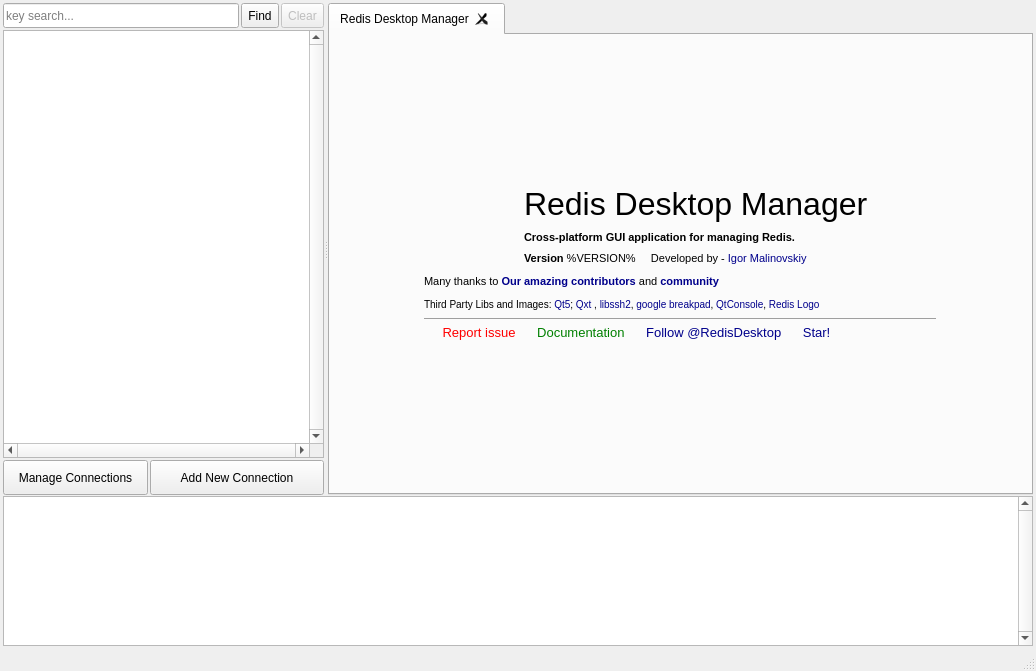
The window that redis-desktop-manager/forms/demo.ui (RedisInsight/RedisDesktopManager) describes before a commit, drawn with Qt 5.
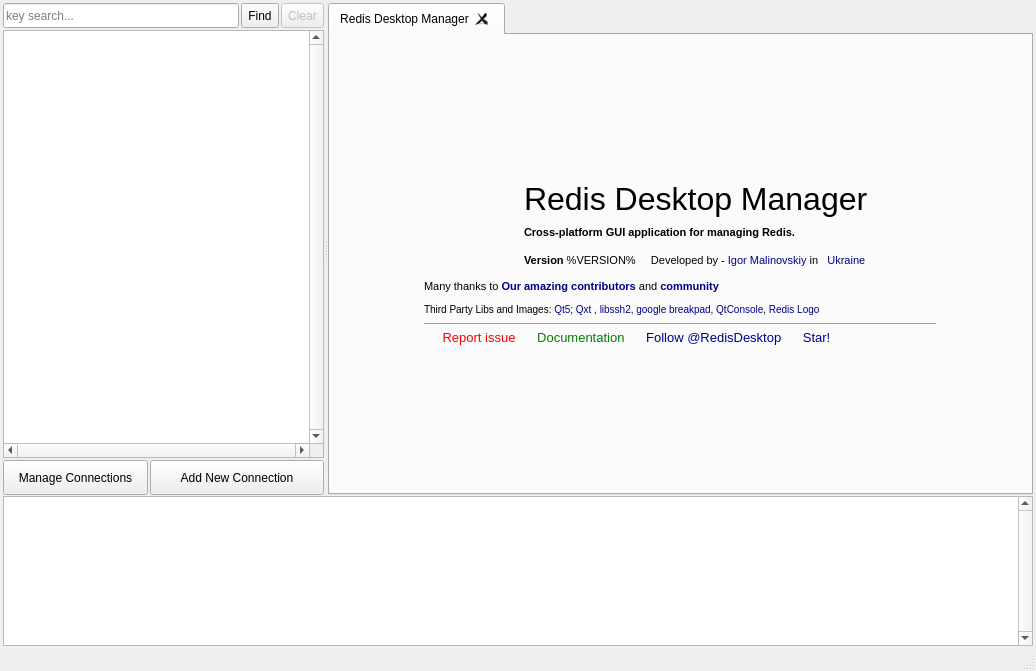
The same window after the commit. Icons and pictures are not drawn. Custom widgets are drawn as their Qt base class.

Patch:
```diff
--- a/redis-desktop-manager/forms/demo.ui
+++ b/redis-desktop-manager/forms/demo.ui
@@ -522,7 +522,7 @@
                 <string>&lt;html&gt;&lt;head/&gt;
 
 &lt;style&gt;a {color: darkblue; text-decoration: none}&lt;/style&gt;
-&lt;body style=&quot;width:100%;&quot;&gt;&lt;div style=&quot;font-size:20pt; padding-top:10px;&quot;&gt;&lt;img style=&quot;float:left;&quot; src=&quot;:/images/logo.png&quot;/&gt;&lt;div style=&quot; font-size:24pt; margin-left: 100px; margin-top:2px; display: inline-block; padding-left:50px;&quot;&gt;Redis Desktop Manager&lt;/div&gt;&lt;div style=&quot;margin-left: 100px; display: inline-block; padding-left:53px; font-size: 11px; line-height: 21px&quot;&gt;&lt;b&gt;Cross-platform GUI application for managing Redis.&lt;/b&gt; &lt;br /&gt;&lt;b&gt;Version&lt;/b&gt; %VERSION% &amp;nbsp;&amp;nbsp;&amp;nbsp; Developed by - &lt;a href=&quot;http://glide.name/?rdm&quot;&gt;Igor Malinovskiy&lt;/a&gt; &lt;/div&gt;
+&lt;body style=&quot;width:100%;&quot;&gt;&lt;div style=&quot;font-size:20pt; padding-top:10px;&quot;&gt;&lt;img style=&quot;float:left;&quot; src=&quot;:/images/logo.png&quot;/&gt;&lt;div style=&quot; font-size:24pt; margin-left: 100px; margin-top:2px; display: inline-block; padding-left:50px;&quot;&gt;Redis Desktop Manager&lt;/div&gt;&lt;div style=&quot;margin-left: 100px; display: inline-block; padding-left:53px; font-size: 11px; line-height: 21px&quot;&gt;&lt;b&gt;Cross-platform GUI application for managing Redis.&lt;/b&gt; &lt;br /&gt;&lt;b&gt;Version&lt;/b&gt; %VERSION% &amp;nbsp;&amp;nbsp;&amp;nbsp; Developed by - &lt;a href=&quot;http://careers.stackoverflow.com/igor.malinovskiy&quot;&gt;Igor Malinovskiy&lt;/a&gt; in &lt;a href=&quot;http://en.wikipedia.org/wiki/Ukraine&quot;&gt;&amp;nbsp;&lt;img src=&quot;:/images/ua.png&quot; /&gt;&amp;nbsp;Ukraine&lt;/a&gt;&lt;/div&gt;
 
 &lt;div style=&quot;font-size: 11px; margin: 10px 0;&quot;&gt;Many thanks to &lt;b&gt;&lt;a href=&quot;http://redisdesktop.com/#contributors&quot;&gt;Our amazing contributors&lt;/a&gt;&lt;/b&gt; and &lt;b&gt;&lt;a href=&quot;http://redisdesktop.com/community&quot;&gt;community&lt;/a&gt;&lt;/b&gt;
 &lt;div style=&quot;font-size: 10px&quot;&gt;Third Party Libs and Images:&lt;a href=&quot;http://qt-project.org/&quot;&gt; Qt5&lt;/a&gt;; &lt;a href=&quot;http://libqxt.org/&quot;&gt;Qxt&lt;/a&gt; , &lt;a href=&quot;http://www.libssh2.org&quot;&gt;libssh2&lt;/a&gt;, &lt;a href=&quot;http://code.google.com/p/google-breakpad/&quot;&gt;google breakpad&lt;/a&gt;, &lt;a href=&quot;https://github.com/uglide/QtConsole&quot;&gt;QtConsole&lt;/a&gt;, &lt;a href=&quot;http://www.carlosprioglio.com/&quot;&gt;Redis Logo&lt;/a&gt;&lt;/div&gt;
@@ -539,7 +539,7 @@
 &amp;nbsp;&amp;nbsp;&amp;nbsp;&amp;nbsp;&lt;a style=&quot;font-size: 13px; &quot; href=&quot;https://github.com/uglide/RedisDesktopManager/stargazers&quot;&gt;&lt;img  src=&quot;:/images/github.png&quot; /&gt;&amp;nbsp;Star!&lt;/a&gt;
 &lt;/div&gt;
 &lt;/div&gt;
-&lt;/body&gt;&lt;/html&gt;</string>
+&lt;/body&gt;&lt;/html&gt; </string>
                </property>
                <property name="textFormat">
                 <enum>Qt::RichText</enum>
```
Left out of the diff: 14 changed lines with no effect on the pictures.
